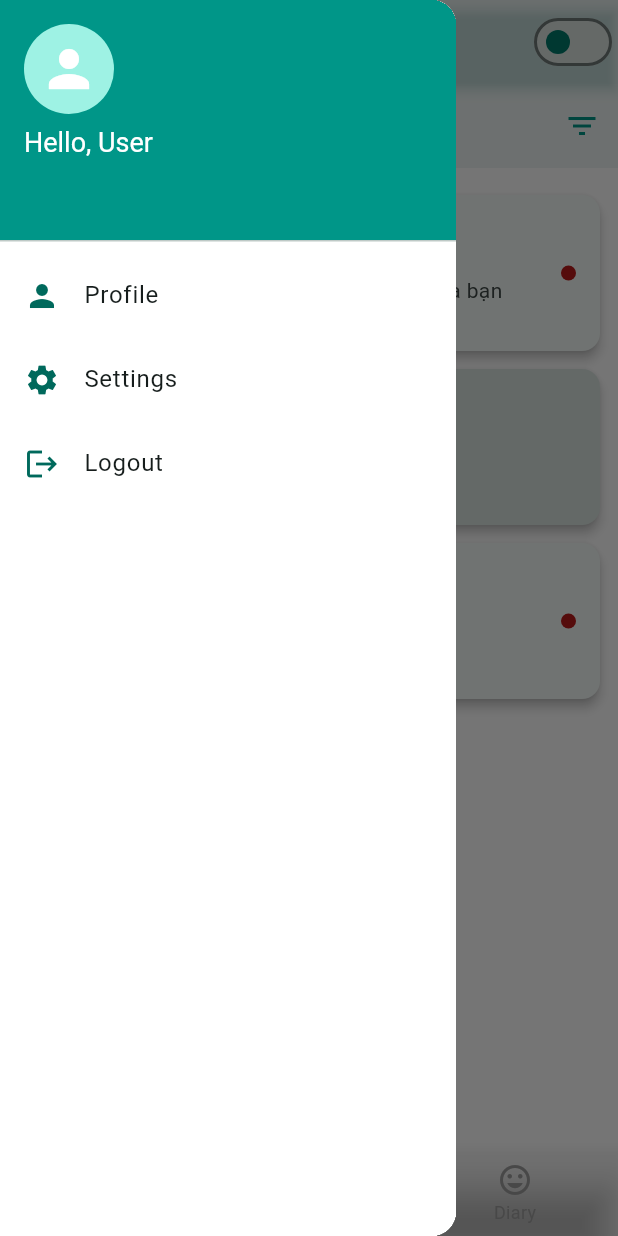
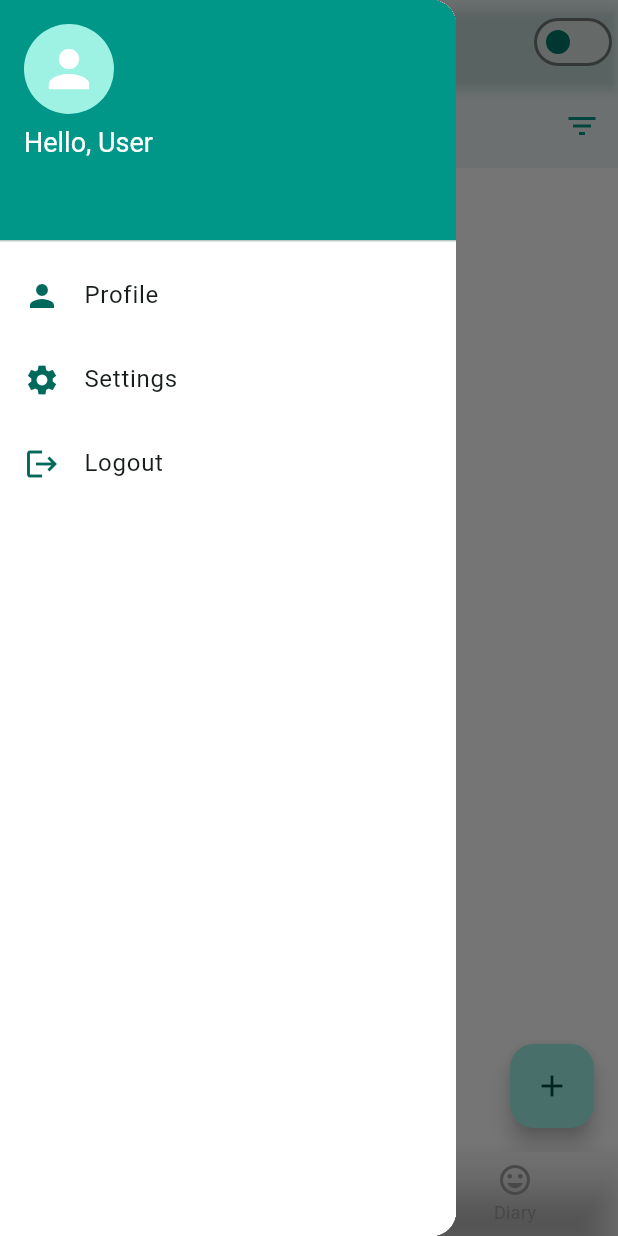
Before and after one commit to LuuBao5197/Runstoppable_AspireEdge, a Flutter app: the screen it shows once a user with an empty profile is signed in, with the side drawer open, on a phone screen of 412 x 824 dp. Run offline on Flutter 3.47's test engine with Material 3 defaults, Android fonts, the phone set to English and light mode, and no system bars; our stand-ins replace cloud_firestore, firebase_auth, firebase_core, fluttertoast, google_sign_in, googleapis_auth and 4 more; missing offline and left inert: stomp_dart_client; accounts and stored records are empty; network calls fail; key blocks and very long unbroken strings in the code were emptied for the run.

Commit message:
mquan updated

```diff
--- a/lib/main.dart
+++ b/lib/main.dart
@@ -196,8 +196,9 @@ class _MainScreenState extends State<MainScreen> {
                 unselectedIconTheme: IconThemeData(color: unselectedColor),
                 destinations: const [
                   NavigationRailDestination(
-                    icon: Icon(Icons.emoji_emotions),
-                    label: Text("Mood"),
+                    icon: Icon(Icons.notifications_active),
+                    label: Text("Notice"),
+
                   ),
                   NavigationRailDestination(
                     icon: Icon(Icons.quiz),
@@ -233,8 +234,8 @@ class _MainScreenState extends State<MainScreen> {
         elevation: 10,
         items: const [
           BottomNavigationBarItem(
-            icon: Icon(Icons.emoji_emotions),
-            label: 'Mood',
+            icon: Icon(Icons.notifications_active),
+            label: 'Notice',
           ),
           BottomNavigationBarItem(
             icon: Icon(Icons.quiz_rounded),
--- a/lib/pages/NotificationScreen.dart
+++ b/lib/pages/NotificationScreen.dart
@@ -1,3 +1,4 @@
+import 'package:cloud_firestore/cloud_firestore.dart';
 import 'package:flutter/material.dart';
 import 'package:intl/intl.dart';
 import '../../utils/showToast.dart';
@@ -9,66 +10,49 @@ class NotificationScreen extends StatefulWidget {
   State<NotificationScreen> createState() => _NotificationScreenState();
 }
 
-
 class _NotificationScreenState extends State<NotificationScreen> {
-  List<Map<String, dynamic>> notifications = [];
-  bool isLoading = true;
+  final FirebaseFirestore firestore = FirebaseFirestore.instance;
   String filter = 'All';
 
-  // 🔹 Mock data
-  final List<Map<String, dynamic>> mockData = [
-    {
-      "id": 1,
-      "title": "Cuộc hẹn mới",
-      "message": "Bác sĩ A vừa xác nhận cuộc hẹn của bạn",
-      "datetime": "2025-09-10T08:30:00",
-      "isRead": false
-    },
-    {
-      "id": 2,
-      "title": "Đánh giá thành công",
-      "message": "Bạn đã gửi đánh giá cho bác sĩ B",
-      "datetime": "2025-09-09T15:45:00",
-      "isRead": true
-    },
-    {
-      "id": 3,
-      "title": "Thông báo hệ thống",
-      "message": "Ứng dụng sẽ bảo trì vào ngày mai",
-      "datetime": "2025-09-08T12:00:00",
-      "isRead": false
-    },
-  ];
-
-  @override
-  void initState() {
-    super.initState();
-    fetchNotifications();
+  /// 🔹 Lưu notification vào Firestore
+  Future<void> saveNotificationToFirestore(Map<String, dynamic> noti) async {
+    try {
+      await firestore.collection("notifications").add({
+        "title": noti["title"],
+        "message": noti["message"],
+        "datetime": noti["datetime"] ?? DateTime.now().toIso8601String(),
+        "isRead": noti["isRead"] ?? false,
+        "createdAt": FieldValue.serverTimestamp(),
+      });
+      showToast("✅ Notification saved to Firestore", "success");
+    } catch (e) {
+      showToast("❌ Lỗi khi lưu Firestore: $e", "error");
+    }
   }
 
-  Future<void> fetchNotifications() async {
-    setState(() => isLoading = true);
-    await Future.delayed(const Duration(milliseconds: 500)); // giả lập API
-    setState(() {
-      notifications = mockData;
-      isLoading = false;
+  /// 🔹 Đánh dấu đã đọc
+  Future<void> markAsRead(String id) async {
+    try {
+      await firestore.collection("notifications").doc(id).update({
+        "isRead": true,
       });
+    } catch (e) {
+      showToast("❌ Lỗi khi cập nhật Firestore: $e", "error");
+    }
   }
 
-  Future<void> markAsRead(Map<String, dynamic> noti) async {
-    setState(() {
-      noti['isRead'] = true;
-    });
+  /// 🔹 Xóa thông báo
+  Future<void> deleteNotification(String id) async {
+    try {
+      await firestore.collection("notifications").doc(id).delete();
+      showToast("✅ Notification deleted", "success");
+    } catch (e) {
+      showToast("❌ Lỗi khi xóa Firestore: $e", "error");
+    }
   }
 
-  Future<void> deleteNotification(int id) async {
-    setState(() {
-      notifications.removeWhere((n) => n['id'] == id);
-    });
-    showToast("Notification deleted", "success");
-  }
-
-  Future<void> showNotificationDetail(Map<String, dynamic> noti) {
+  /// 🔹 Hiển thị chi tiết thông báo
+  Future<void> showNotificationDetail(Map<String, dynamic> noti, String id) {
     final theme = Theme.of(context);
     return showDialog(
       context: context,
@@ -83,7 +67,8 @@ class _NotificationScreenState extends State<NotificationScreen> {
               padding: const EdgeInsets.symmetric(horizontal: 16, vertical: 14),
               decoration: BoxDecoration(
                 color: theme.colorScheme.surfaceVariant,
-                borderRadius: const BorderRadius.vertical(top: Radius.circular(20)),
+                borderRadius:
+                const BorderRadius.vertical(top: Radius.circular(20)),
               ),
               child: Row(
                 children: [
@@ -151,8 +136,8 @@ class _NotificationScreenState extends State<NotificationScreen> {
                   style: OutlinedButton.styleFrom(
                     shape: const StadiumBorder(),
                     side: BorderSide(color: theme.colorScheme.outline),
-                    padding:
-                    const EdgeInsets.symmetric(horizontal: 22, vertical: 10),
+                    padding: const EdgeInsets.symmetric(
+                        horizontal: 22, vertical: 10),
                   ),
                   child: Text("Close",
                       style: TextStyle(color: theme.colorScheme.onSurface)),
@@ -169,16 +154,6 @@ class _NotificationScreenState extends State<NotificationScreen> {
   Widget build(BuildContext context) {
     final theme = Theme.of(context);
 
-    if (isLoading) {
-      return const Scaffold(
-        body: Center(child: CircularProgressIndicator()),
-      );
-    }
-
-    List<Map<String, dynamic>> filteredNotifications = filter == 'Unread'
-        ? notifications.where((n) => n['isRead'] != true).toList()
-        : notifications;
-
     return Scaffold(
       appBar: AppBar(
         title: const Text("Notifications"),
@@ -193,13 +168,48 @@ class _NotificationScreenState extends State<NotificationScreen> {
           ),
         ],
       ),
-      body: filteredNotifications.isEmpty
-          ? const Center(child: Text("No notifications", style: TextStyle(fontSize: 16)))
-          : ListView.builder(
+
+      /// 🔹 Dùng StreamBuilder để hiển thị dữ liệu realtime từ Firestore
+      body: StreamBuilder<QuerySnapshot>(
+        stream: firestore
+            .collection("notifications")
+            .orderBy("createdAt", descending: true)
+            .snapshots(),
+        builder: (context, snapshot) {
+          if (!snapshot.hasData) {
+            return const Center(child: CircularProgressIndicator());
+          }
+
+          final docs = snapshot.data!.docs;
+
+          // map dữ liệu từ firestore
+          List<Map<String, dynamic>> notis = docs.map((doc) {
+            final data = doc.data() as Map<String, dynamic>;
+            return {
+              "id": doc.id,
+              "title": data["title"],
+              "message": data["message"],
+              "datetime": data["datetime"],
+              "isRead": data["isRead"],
+            };
+          }).toList();
+
+          // lọc theo trạng thái
+          if (filter == 'Unread') {
+            notis = notis.where((n) => n['isRead'] != true).toList();
+          }
+
+          if (notis.isEmpty) {
+            return const Center(
+                child: Text("No notifications",
+                    style: TextStyle(fontSize: 16)));
+          }
+
+          return ListView.builder(
             padding: const EdgeInsets.all(12),
-        itemCount: filteredNotifications.length,
+            itemCount: notis.length,
             itemBuilder: (context, index) {
-          final noti = filteredNotifications[index];
+              final noti = notis[index];
               bool isRead = noti['isRead'] == true;
 
               return Dismissible(
@@ -210,13 +220,16 @@ class _NotificationScreenState extends State<NotificationScreen> {
                     context: context,
                     builder: (_) => AlertDialog(
                       title: const Text("Xác nhận xóa"),
-                  content: const Text("Bạn có chắc chắn muốn xóa thông báo này không?"),
+                      content: const Text(
+                          "Bạn có chắc chắn muốn xóa thông báo này không?"),
                       actions: [
                         TextButton(
-                        onPressed: () => Navigator.of(context).pop(false),
+                            onPressed: () =>
+                                Navigator.of(context).pop(false),
                             child: const Text("Hủy")),
                         ElevatedButton(
-                        onPressed: () => Navigator.of(context).pop(true),
+                            onPressed: () =>
+                                Navigator.of(context).pop(true),
                             child: const Text("Xóa")),
                       ],
                     ),
@@ -230,7 +243,8 @@ class _NotificationScreenState extends State<NotificationScreen> {
                   ),
                   alignment: Alignment.centerRight,
                   padding: const EdgeInsets.symmetric(horizontal: 20),
-              child: const Icon(Icons.delete, color: Colors.white, size: 28),
+                  child: const Icon(Icons.delete,
+                      color: Colors.white, size: 28),
                 ),
                 child: Card(
                   shape: RoundedRectangleBorder(
@@ -264,8 +278,8 @@ class _NotificationScreenState extends State<NotificationScreen> {
                       noti['message'] ?? '',
                       maxLines: 2,
                       overflow: TextOverflow.ellipsis,
-                  style:
-                  TextStyle(color: theme.colorScheme.onSurfaceVariant),
+                      style: TextStyle(
+                          color: theme.colorScheme.onSurfaceVariant),
                     ),
                     trailing: isRead
                         ? null
@@ -278,13 +292,27 @@ class _NotificationScreenState extends State<NotificationScreen> {
                       ),
                     ),
                     onTap: () {
-                  markAsRead(noti);
-                  showNotificationDetail(noti);
+                      markAsRead(noti['id']);
+                      showNotificationDetail(noti, noti['id']);
                     },
                   ),
                 ),
               );
             },
+          );
+        },
+      ),
+
+      floatingActionButton: FloatingActionButton(
+        onPressed: () {
+          saveNotificationToFirestore({
+            "title": "Thông báo test",
+            "message": "Đây là thông báo test lúc ${DateTime.now()}",
+            "datetime": DateTime.now().toIso8601String(),
+            "isRead": false,
+          });
+        },
+        child: const Icon(Icons.add),
       ),
     );
   }
```
Lines whose indentation alone changed are shown as unchanged.
